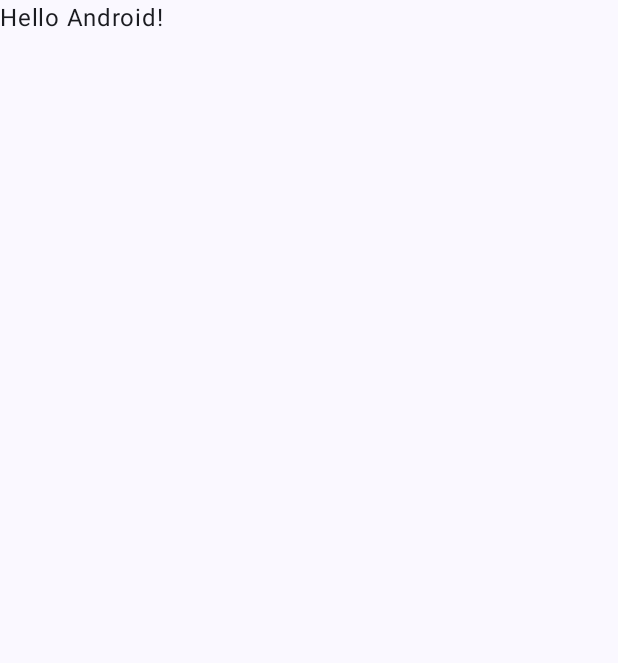
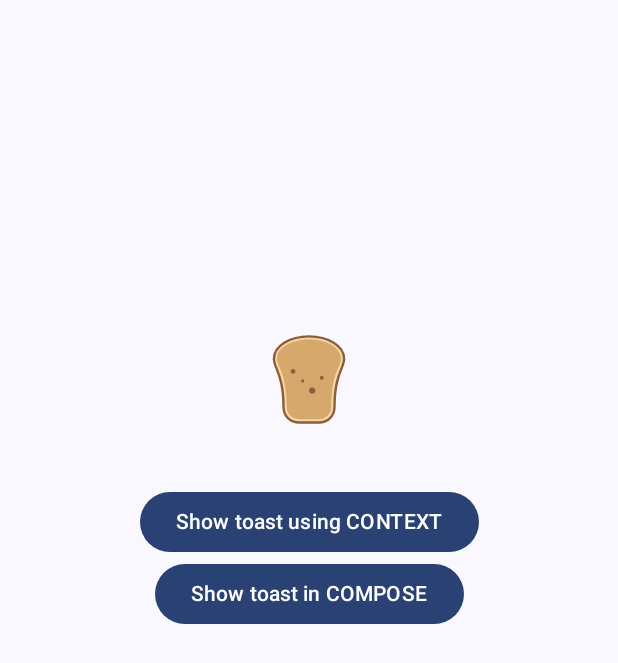
Before and after one commit to CosminMihuMDC/toast, an Android app built with Jetpack Compose: the screen it shows after launch (MainActivity), on a phone screen of 412 x 824 dp. Before the commit the part shown is almost empty. Shown: the top 663 px of the screen. Run offline under Robolectric (Android 15) with nearby library versions, the phone set to English and light mode, and no system bars.

Commit message:
Add Compose toast functionality and sample
This commit introduces Compose toast functionality to the library and provides a sample app to demonstrate its usage.

- Added `Toast` composable function to display toasts within Compose layouts.
- Updated the sample app to include examples of displaying toasts from both Context and Compose scopes.
- Removed unused dependencies and configurations from the sample app's `build.gradle.kts` file.
- Added a launcher icon to the sample app.

```diff
--- a/library/build.gradle.kts
+++ b/library/build.gradle.kts
@@ -1,6 +1,7 @@
 plugins {
     alias(libs.plugins.android.library)
     alias(libs.plugins.kotlin.android)
+    alias(libs.plugins.kotlin.compose)
 }
 
 kotlin {
@@ -34,6 +35,9 @@ android {
     kotlinOptions {
         jvmTarget = "11"
     }
+    buildFeatures {
+        compose = true
+    }
 }
 
 dependencies {
--- a/sample/build.gradle.kts
+++ b/sample/build.gradle.kts
@@ -14,8 +14,6 @@ android {
         targetSdk = libs.versions.android.targetSdk.get().toInt()
         versionCode = 1
         versionName = "1.0"
-
-        testInstrumentationRunner = "androidx.test.runner.AndroidJUnitRunner"
     }
 
     buildTypes {
@@ -50,5 +48,4 @@ dependencies {
     implementation(libs.androidx.ui.tooling.preview)
     implementation(libs.androidx.material3)
     debugImplementation(libs.androidx.ui.tooling)
-    debugImplementation(libs.androidx.ui.test.manifest)
 }
--- a/sample/src/main/java/ro/cosminmihu/toast/sample/MainActivity.kt
+++ b/sample/src/main/java/ro/cosminmihu/toast/sample/MainActivity.kt
@@ -1,72 +1,46 @@
 package ro.cosminmihu.toast.sample
 
 import android.os.Bundle
-import android.util.Log
-import android.view.Gravity
 import androidx.activity.ComponentActivity
 import androidx.activity.compose.setContent
 import androidx.activity.enableEdgeToEdge
+import androidx.compose.foundation.Image
+import androidx.compose.foundation.layout.Column
 import androidx.compose.foundation.layout.fillMaxSize
 import androidx.compose.foundation.layout.padding
 import androidx.compose.material3.Scaffold
-import androidx.compose.material3.Text
-import androidx.compose.runtime.Composable
+import androidx.compose.ui.Alignment
 import androidx.compose.ui.Modifier
-import androidx.compose.ui.tooling.preview.Preview
-import ro.cosminmihu.toast.toast
+import androidx.compose.ui.res.painterResource
+import androidx.compose.ui.unit.dp
+import ro.cosminmihu.toast.sample.theme.ToastTheme
 
 class MainActivity : ComponentActivity() {
     override fun onCreate(savedInstanceState: Bundle?) {
         super.onCreate(savedInstanceState)
         enableEdgeToEdge()
+
         setContent {
-            _root_ide_package_.ro.cosminmihu.toast.sample.theme.ToastTheme {
+            ToastTheme {
                 Scaffold(modifier = Modifier.fillMaxSize()) { innerPadding ->
-                    Greeting(
-                        name = "Android",
-                        modifier = Modifier.padding(innerPadding)
-                    )
+                    Column(
+                        modifier = Modifier
+                            .fillMaxSize()
+                            .padding(innerPadding)
+                            .padding(top = 200.dp),
+                        horizontalAlignment = Alignment.CenterHorizontally
+                    ) {
+                        Image(
+                            modifier = Modifier.padding(bottom = 16.dp),
+                            painter = painterResource(R.drawable.ic_launcher_foreground),
+                            contentDescription = null
+                        )
+                        SampleContext(this@MainActivity)
+                        SampleCompose()
+                    }
                 }
 
-                _root_ide_package_.ro.cosminmihu.toast.Toast {
-                    message("Hello from the toast library!")
-                    short()
-                    onShown {
-                        Log.d("XXX", "Toast shown")
-                    }
-                    onDismiss {
-                        Log.d("XXX", "Toast dismissed")
-                    }
-                }
             }
-        }
-
-        toast {
-            message("Hello from the toast library!")
-            short()
-            onShown {
-                Log.d("XXX", "Toast shown")
-            }
-            onDismiss {
-                Log.d("XXX", "Toast dismissed")
-            }
-            position(Gravity.BOTTOM)
         }
     }
 }
-
-@Composable
-fun Greeting(name: String, modifier: Modifier = Modifier) {
-    Text(
-        text = "Hello $name!",
-        modifier = modifier
-    )
-}
-
-@Preview(showBackground = true)
-@Composable
-fun GreetingPreview() {
-    _root_ide_package_.ro.cosminmihu.toast.sample.theme.ToastTheme {
-        Greeting("Android")
-    }
-}
--- /dev/null
+++ b/sample/src/main/java/ro/cosminmihu/toast/sample/Sample.kt
@@ -0,0 +1,57 @@
+package ro.cosminmihu.toast.sample
+
+import android.content.Context
+import android.util.Log
+import android.view.Gravity
+import androidx.compose.material3.Button
+import androidx.compose.material3.Text
+import androidx.compose.runtime.Composable
+import androidx.compose.runtime.getValue
+import androidx.compose.runtime.mutableStateOf
+import androidx.compose.runtime.remember
+import androidx.compose.runtime.setValue
+import ro.cosminmihu.toast.Toast
+import ro.cosminmihu.toast.toast
+
+private const val TAG = "ToastSample"
+
+@Composable
+fun SampleContext(context: Context) {
+    Button(
+        onClick = {
+            context.toast {
+                message("Context Toast \uD83C\uDF5E")
+                short()
+                onShown {
+                    Log.d(TAG, "Context Toast shown")
+                }
+                onDismiss {
+                    Log.d(TAG, "Context Toast dismissed")
+                }
+                position(Gravity.BOTTOM)
+            }
+        }
+    ) {
+        Text(text = "Show toast using CONTEXT")
+    }
+}
+
+@Composable
+fun SampleCompose() {
+    var showToast by remember { mutableStateOf(false) }
+    Button(onClick = { showToast = true }) {
+        Text(text = "Show toast in COMPOSE")
+    }
+
+    Toast(showToast) {
+        message("Compose Toast \uD83C\uDF5E")
+        short()
+        onShown {
+            Log.d(TAG, "Compose Toast shown")
+        }
+        onDismiss {
+            Log.d(TAG, "Compose Toast dismissed")
+            showToast = false
+        }
+    }
+}
```
